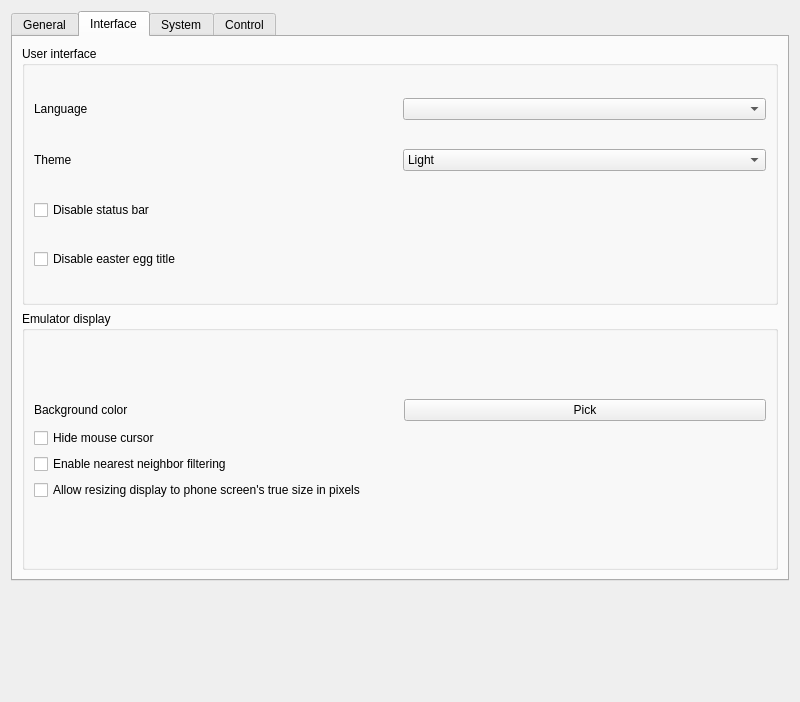
First picture: the form in src/emu/qt/src/settings_dialog.ui, repository EKA2L1/EKA2L1, before the edit.
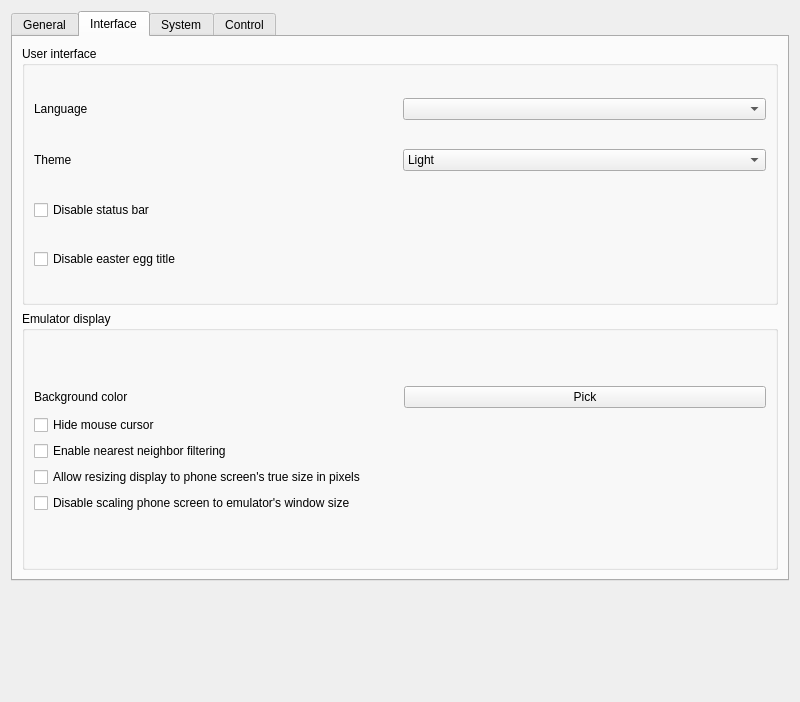
Second picture: the form after the edit.

Commit message: qt: Add disable display content scale

Patch:
```diff
--- a/src/emu/qt/src/settings_dialog.ui
+++ b/src/emu/qt/src/settings_dialog.ui
@@ -318,7 +318,7 @@
          </property>
          <layout class="QGridLayout" name="gridLayout_5">
           <item row="0" column="0">
-           <layout class="QVBoxLayout" name="emulator_display_layout" stretch="1,1,1,1">
+           <layout class="QVBoxLayout" name="emulator_display_layout" stretch="1,1,1,1,0">
             <item>
              <widget class="QWidget" name="emulator_display_bgc_choose_widget" native="true">
               <property name="sizePolicy">
@@ -390,6 +390,16 @@
               </property>
              </widget>
             </item>
+            <item>
+             <widget class="QCheckBox" name="emulator_display_disable_content_scale">
+              <property name="toolTip">
+               <string>If blurry scaled up screen is not preferred, enable this option will make the phone screen stays at the original size</string>
+              </property>
+              <property name="text">
+               <string>Disable scaling phone screen to emulator's window size</string>
+              </property>
+             </widget>
+            </item>
            </layout>
           </item>
          </layout>
```
Left out of the diff: 42 changed lines with no effect on the pictures. The commit also changes 6 other files.
